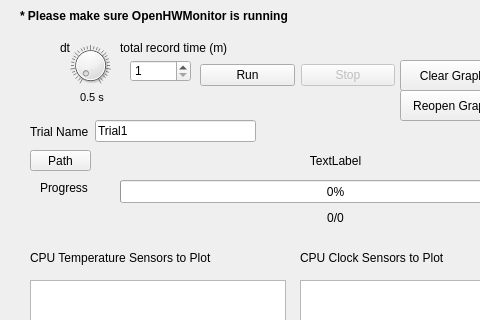
Above: main_ext.ui from warmtint0806/CPUCoolingTestHelper before the change; both pictures show x 0 to 480 and y 0 to 320 of the 1003 by 900 pixel window. Below: the same form after it.
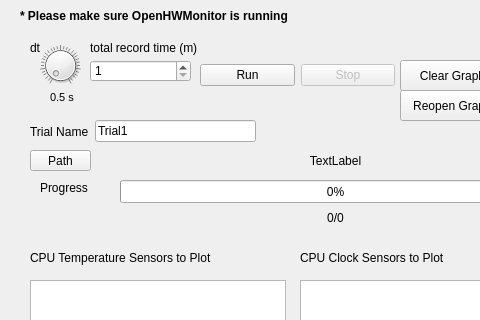
That is the form after the change.

Diff of the .ui file:
```diff
--- a/main_ext.ui
+++ b/main_ext.ui
@@ -48,7 +48,7 @@
    <widget class="QDial" name="dt_dial">
     <property name="geometry">
      <rect>
-      <x>70</x>
+      <x>40</x>
       <y>40</y>
       <width>41</width>
       <height>51</height>
@@ -80,9 +80,9 @@
    <widget class="QSpinBox" name="totalTimeBox">
     <property name="geometry">
      <rect>
-      <x>130</x>
+      <x>90</x>
       <y>60</y>
-      <width>61</width>
+      <width>101</width>
       <height>22</height>
      </rect>
     </property>
@@ -90,13 +90,13 @@
      <number>1</number>
     </property>
     <property name="maximum">
-     <number>120</number>
+     <number>20000</number>
     </property>
    </widget>
    <widget class="QLabel" name="label_3">
     <property name="geometry">
      <rect>
-      <x>60</x>
+      <x>30</x>
       <y>40</y>
       <width>64</width>
       <height>15</height>
@@ -109,7 +109,7 @@
    <widget class="QLabel" name="label_4">
     <property name="geometry">
      <rect>
-      <x>120</x>
+      <x>90</x>
       <y>40</y>
       <width>221</width>
       <height>16</height>
@@ -177,7 +177,7 @@
    <widget class="QLabel" name="dt_label">
     <property name="geometry">
      <rect>
-      <x>80</x>
+      <x>50</x>
       <y>90</y>
       <width>64</width>
       <height>15</height>
```
